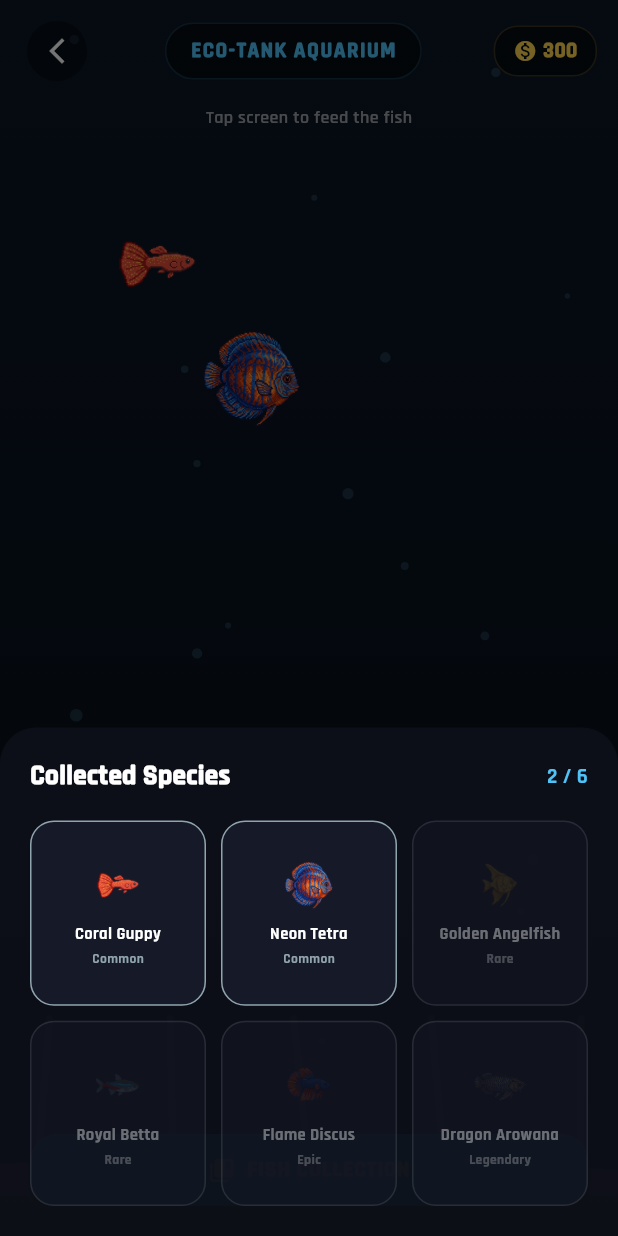
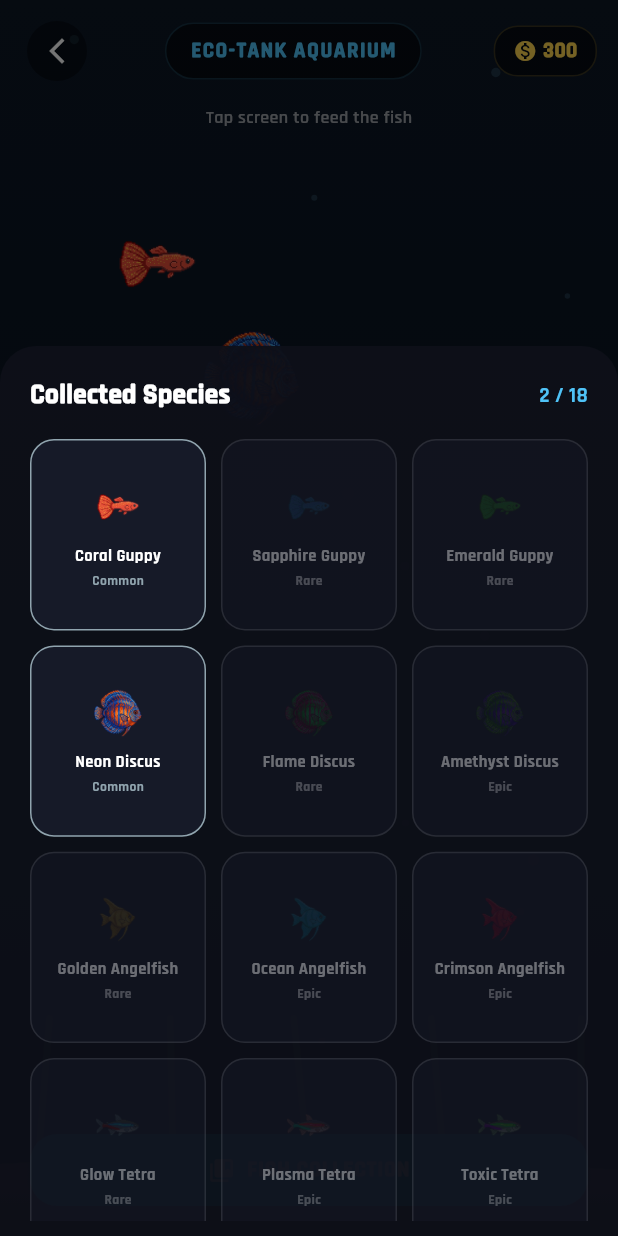
Before and after one commit to Gokalpkg/kirmatas, a Flutter app: the AquariumView screen opened directly, after a tap on "FISH COLLECTION", on a phone screen of 412 x 824 dp. Run offline on Flutter 3.47's test engine with Material 3 defaults, Android fonts, the phone set to English and light mode, and no system bars; our stand-ins replace google_fonts, shared_preferences; accounts and stored records are empty; statements that could not run were skipped.

Commit message:
Add 12 new fish color variants, expand eco-tank aquarium collection to 18 species, and bump version to 1.0.1+2

```diff
--- a/lib/engine/i18n.dart
+++ b/lib/engine/i18n.dart
@@ -163,17 +163,29 @@ class I18n {
       'rainbow': 'Rainbow Trail',
       'plasma': 'Cosmic Plasma',
       'fish_guppy': 'Coral Guppy',
-      'fish_tetra': 'Neon Tetra',
+      'fish_tetra': 'Neon Discus',
       'fish_angel': 'Golden Angelfish',
-      'fish_betta': 'Royal Betta',
-      'fish_discus': 'Flame Discus',
+      'fish_betta': 'Glow Tetra',
+      'fish_discus': 'Royal Betta',
       'fish_arowana': 'Dragon Arowana',
       'guppy': 'Coral Guppy',
-      'tetra': 'Neon Tetra',
+      'guppy_blue': 'Sapphire Guppy',
+      'guppy_green': 'Emerald Guppy',
+      'tetra': 'Neon Discus',
+      'tetra_gold': 'Flame Discus',
+      'tetra_purple': 'Amethyst Discus',
       'angel': 'Golden Angelfish',
-      'betta': 'Royal Betta',
-      'discus': 'Flame Discus',
-      'arowana': 'Dragon Arowana',
+      'angel_aqua': 'Ocean Angelfish',
+      'angel_ruby': 'Crimson Angelfish',
+      'betta': 'Glow Tetra',
+      'betta_blue': 'Plasma Tetra',
+      'betta_orange': 'Toxic Tetra',
+      'discus': 'Royal Betta',
+      'discus_blue': 'Golden Betta',
+      'discus_green': 'Poison Betta',
+      'arowana': 'Golden Dragon',
+      'arowana_red': 'Blood Dragon',
+      'arowana_silver': 'Platinum Dragon',
       'crate_wood': 'Wooden Crate',
       'crate_coral': 'Coral Crate',
       'crate_abyss': 'Abyssal Crate',
@@ -369,17 +381,29 @@ class I18n {
       'rainbow': 'Gökkuşağı',
       'plasma': 'Kozmik Plazma',
       'fish_guppy': 'Mercan Lepistes',
-      'fish_tetra': 'Neon Tetra',
+      'fish_tetra': 'Neon Diskus',
       'fish_angel': 'Altın Melek Balığı',
-      'fish_betta': 'Kral Betta',
-      'fish_discus': 'Alev Diskus',
-      'fish_arowana': 'Ejder Arowana',
+      'fish_betta': 'Pırıltılı Tetra',
+      'fish_discus': 'Kral Betta',
+      'fish_arowana': 'Altın Ejder Arowana',
       'guppy': 'Mercan Lepistes',
-      'tetra': 'Neon Tetra',
+      'guppy_blue': 'Safir Lepistes',
+      'guppy_green': 'Zümrüt Lepistes',
+      'tetra': 'Neon Diskus',
+      'tetra_gold': 'Alevli Diskus',
+      'tetra_purple': 'Ametist Diskus',
       'angel': 'Altın Melek Balığı',
-      'betta': 'Kral Betta',
-      'discus': 'Alev Diskus',
-      'arowana': 'Ejder Arowana',
+      'angel_aqua': 'Okyanus Melek Balığı',
+      'angel_ruby': 'Yakut Melek Balığı',
+      'betta': 'Pırıltılı Tetra',
+      'betta_blue': 'Plazma Tetra',
+      'betta_orange': 'Zümrüt Tetra',
+      'discus': 'Kral Betta',
+      'discus_blue': 'Altın Kanat Betta',
+      'discus_green': 'Zehir Betta',
+      'arowana': 'Altın Ejder Arowana',
+      'arowana_red': 'Kızıl Ejder Arowana',
+      'arowana_silver': 'Platin Ejder Arowana',
       'crate_wood': 'Ahşap Sandık',
       'crate_coral': 'Mercan Sandığı',
       'crate_abyss': 'Derinlik Sandığı',
--- a/lib/models/cosmetics.dart
+++ b/lib/models/cosmetics.dart
@@ -303,6 +303,7 @@ class FishItem {
   String get assetPath => 'assets/images/fishes/$id.png';
 
   static const List<FishItem> allFish = [
+    // 1. Guppy Species
     FishItem(
       id: 'guppy',
       name: 'Mercan Lepistes',
@@ -312,13 +313,49 @@ class FishItem {
       secondaryColor: Color(0xFFFF5252),
     ),
     FishItem(
+      id: 'guppy_blue',
+      name: 'Safir Lepistes',
+      rarity: Rarity.rare,
+      size: 1.0,
+      color: Color(0xFF40C4FF),
+      secondaryColor: Color(0xFF0288D1),
+    ),
+    FishItem(
+      id: 'guppy_green',
+      name: 'Zümrüt Lepistes',
+      rarity: Rarity.rare,
+      size: 1.0,
+      color: Color(0xFF69F0AE),
+      secondaryColor: Color(0xFF00E676),
+    ),
+
+    // 2. Discus Species (tetra asset)
+    FishItem(
       id: 'tetra',
-      name: 'Neon Tetra',
+      name: 'Neon Diskus',
       rarity: Rarity.common,
       size: 1.1,
       color: Color(0xFF4FC3F7),
       secondaryColor: Color(0xFF0288D1),
     ),
+    FishItem(
+      id: 'tetra_gold',
+      name: 'Alevli Diskus',
+      rarity: Rarity.rare,
+      size: 1.1,
+      color: Color(0xFFFF4081),
+      secondaryColor: Color(0xFF00E676),
+    ),
+    FishItem(
+      id: 'tetra_purple',
+      name: 'Ametist Diskus',
+      rarity: Rarity.epic,
+      size: 1.1,
+      color: Color(0xFFB388FF),
+      secondaryColor: Color(0xFF76FF03),
+    ),
+
+    // 3. Angelfish Species
     FishItem(
       id: 'angel',
       name: 'Altın Melek Balığı',
@@ -328,28 +365,98 @@ class FishItem {
       secondaryColor: Color(0xFFFBC02D),
     ),
     FishItem(
+      id: 'angel_aqua',
+      name: 'Okyanus Melek Balığı',
+      rarity: Rarity.epic,
+      size: 1.45,
+      color: Color(0xFF00E5FF),
+      secondaryColor: Color(0xFF00B0FF),
+    ),
+    FishItem(
+      id: 'angel_ruby',
+      name: 'Yakut Melek Balığı',
+      rarity: Rarity.epic,
+      size: 1.45,
+      color: Color(0xFFFF1744),
+      secondaryColor: Color(0xFFD50000),
+    ),
+
+    // 4. Glow Tetra Species (betta asset)
+    FishItem(
       id: 'betta',
-      name: 'Kral Betta',
+      name: 'Pırıltılı Tetra',
       rarity: Rarity.rare,
-      size: 1.4,
+      size: 1.25,
       color: Color(0xFFE040FB),
       secondaryColor: Color(0xFF8E24AA),
     ),
     FishItem(
-      id: 'discus',
-      name: 'Alev Diskus',
+      id: 'betta_blue',
+      name: 'Plazma Tetra',
       rarity: Rarity.epic,
-      size: 1.6,
-      color: Color(0xFFFFAB40),
-      secondaryColor: Color(0xFFFF6D00),
+      size: 1.25,
+      color: Color(0xFFFF3D00),
+      secondaryColor: Color(0xFF00E5FF),
     ),
     FishItem(
+      id: 'betta_orange',
+      name: 'Zümrüt Tetra',
+      rarity: Rarity.epic,
+      size: 1.25,
+      color: Color(0xFF00E676),
+      secondaryColor: Color(0xFFD500F9),
+    ),
+
+    // 5. Royal Betta Species (discus asset)
+    FishItem(
+      id: 'discus',
+      name: 'Kral Betta',
+      rarity: Rarity.epic,
+      size: 1.55,
+      color: Color(0xFF2979FF),
+      secondaryColor: Color(0xFFFF3D00),
+    ),
+    FishItem(
+      id: 'discus_blue',
+      name: 'Altın Kanat Betta',
+      rarity: Rarity.epic,
+      size: 1.55,
+      color: Color(0xFFFFD700),
+      secondaryColor: Color(0xFF00E5FF),
+    ),
+    FishItem(
+      id: 'discus_green',
+      name: 'Zehir Betta',
+      rarity: Rarity.legendary,
+      size: 1.55,
+      color: Color(0xFFE040FB),
+      secondaryColor: Color(0xFF76FF03),
+    ),
+
+    // 6. Dragon Arowana Species
+    FishItem(
       id: 'arowana',
-      name: 'Efsanevi Ejder Arowana',
+      name: 'Efsanevi Altın Ejder',
       rarity: Rarity.legendary,
       size: 1.9,
       color: Color(0xFFFFD700),
       secondaryColor: Color(0xFFFFAB00),
+    ),
+    FishItem(
+      id: 'arowana_red',
+      name: 'Kızıl Ejder Arowana',
+      rarity: Rarity.legendary,
+      size: 1.9,
+      color: Color(0xFFFF1744),
+      secondaryColor: Color(0xFF00B0FF),
+    ),
+    FishItem(
+      id: 'arowana_silver',
+      name: 'Platin Ejder Arowana',
+      rarity: Rarity.legendary,
+      size: 1.9,
+      color: Color(0xFFECEFF1),
+      secondaryColor: Color(0xFFB0BEC5),
     ),
   ];
 
--- a/lib/ui/aquarium_view.dart
+++ b/lib/ui/aquarium_view.dart
@@ -94,6 +94,7 @@ class AquariumView extends StatelessWidget {
                       onPressed: () {
                         showModalBottomSheet(
                           context: context,
+                          isScrollControlled: true,
                           backgroundColor: const Color(0xF00D0F18),
                           shape: const RoundedRectangleBorder(
                             borderRadius: BorderRadius.vertical(top: Radius.circular(24)),
@@ -124,11 +125,11 @@ class AquariumView extends StatelessWidget {
   }
 
   Widget _buildFishSheet(BuildContext context, SaveManager save) {
-    return Padding(
-      padding: const EdgeInsets.all(20),
+    return SizedBox(
+      height: MediaQuery.of(context).size.height * 0.72,
+      child: Padding(
+        padding: const EdgeInsets.fromLTRB(20, 20, 20, 10),
         child: Column(
-        mainAxisSize: MainAxisSize.min,
-        crossAxisAlignment: CrossAxisAlignment.start,
           children: [
             Row(
               mainAxisAlignment: MainAxisAlignment.spaceBetween,
@@ -144,12 +145,12 @@ class AquariumView extends StatelessWidget {
               ],
             ),
             const SizedBox(height: 16),
-          GridView.builder(
-            shrinkWrap: true,
-            physics: const NeverScrollableScrollPhysics(),
+            Expanded(
+              child: GridView.builder(
+                physics: const BouncingScrollPhysics(),
                 gridDelegate: const SliverGridDelegateWithFixedCrossAxisCount(
                   crossAxisCount: 3,
-              childAspectRatio: 0.95,
+                  childAspectRatio: 0.92,
                   crossAxisSpacing: 10,
                   mainAxisSpacing: 10,
                 ),
@@ -207,7 +208,9 @@ class AquariumView extends StatelessWidget {
               );
             },
           ),
+        ),
       ],
+    ),
   ),
 );
 }
--- a/lib/ui/crate_opening_dialog.dart
+++ b/lib/ui/crate_opening_dialog.dart
@@ -66,8 +66,15 @@ class _CrateOpeningDialogState extends State<CrateOpeningDialog> with SingleTick
       final fish = available.isNotEmpty ? available[rand.nextInt(available.length)] : FishItem.allFish.first;
       _reward = fish;
       _rewardTitle = fish.name;
-      _rewardSubtitle = I18n.tr('new_fish_unlocked');
-      save.addFish(fish.id);
+      if (save.unlockedFish.contains(fish.id)) {
+        _isDuplicate = true;
+        _duplicateGold = 120 + rand.nextInt(160);
+        save.addGold(_duplicateGold);
+        _rewardSubtitle = I18n.tr('duplicate_reward').replaceAll('{gold}', '$_duplicateGold');
+      } else {
+        _rewardSubtitle = I18n.tr('new_fish_unlocked');
+        save.addFish(fish.id);
+      }
     } else if (poolType == 1) {
       // Ball Skin
       final available = BallSkin.allSkins.where((s) => s.rarity == rolledRarity).toList();
--- a/pubspec.yaml
+++ b/pubspec.yaml
@@ -16,7 +16,7 @@ publish_to: 'none' # Remove this line if you wish to publish to pub.dev
 # https://developer.apple.com/library/archive/documentation/General/Reference/InfoPlistKeyReference/Articles/CoreFoundationKeys.html
 # In Windows, build-name is used as the major, minor, and patch parts
 # of the product and file versions while build-number is used as the build suffix.
-version: 1.0.0+1
+version: 1.0.1+2
 
 environment:
   sdk: ^3.11.4
```
Also changed, not shown: assets/images/fishes/angel_aqua.png (added), assets/images/fishes/angel_ruby.png (added), assets/images/fishes/arowana_red.png (added), assets/images/fishes/arowana_silver.png (added), assets/images/fishes/betta_blue.png (added), assets/images/fishes/betta_orange.png (added), assets/images/fishes/discus_blue.png (added), assets/images/fishes/discus_green.png (added), assets/images/fishes/guppy_blue.png (added), assets/images/fishes/guppy_green.png (added), assets/images/fishes/tetra_gold.png (added), assets/images/fishes/tetra_purple.png (added). Lines whose indentation alone changed are shown as unchanged.
